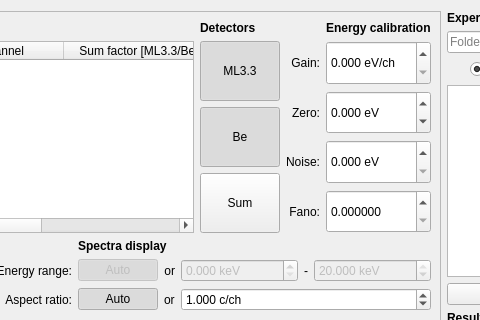
Before: the Qt Designer form batch.ui in pfilipl/PolyX-XRF-Data-Analyser, drawn with Qt 5; both pictures show x 494 to 974 and y 0 to 320 of the 1299 by 720 pixel window.
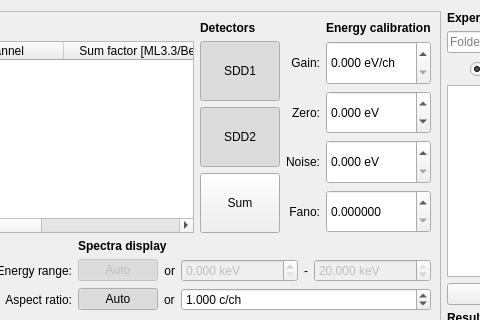
After: the same form once the commit is applied.

```diff
--- a/batch.ui
+++ b/batch.ui
@@ -273,7 +273,7 @@
              <bool>true</bool>
             </property>
             <property name="text">
-             <string>ML3.3</string>
+             <string>SDD1</string>
             </property>
             <property name="checkable">
              <bool>true</bool>
@@ -295,7 +295,7 @@
              <bool>true</bool>
             </property>
             <property name="text">
-             <string>Be</string>
+             <string>SDD2</string>
             </property>
             <property name="checkable">
              <bool>true</bool>
```
Left out of the diff: 4 changed lines with no effect on the pictures.
